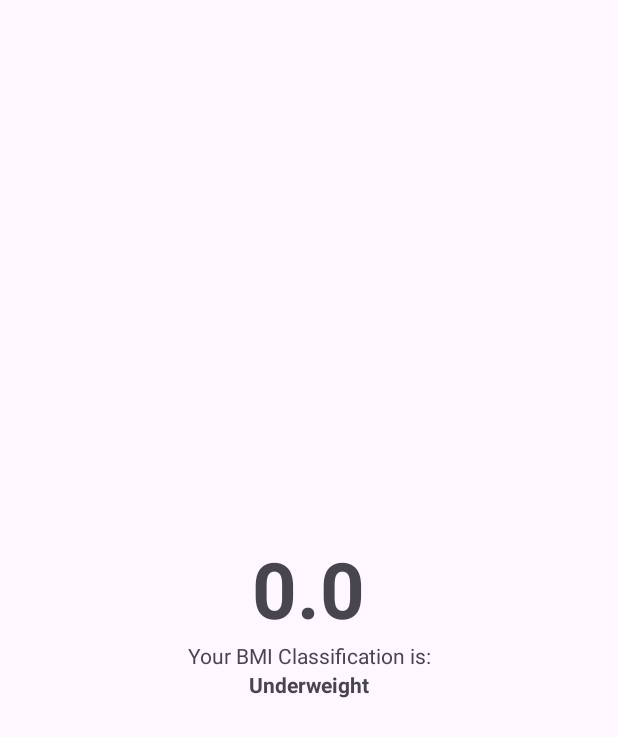
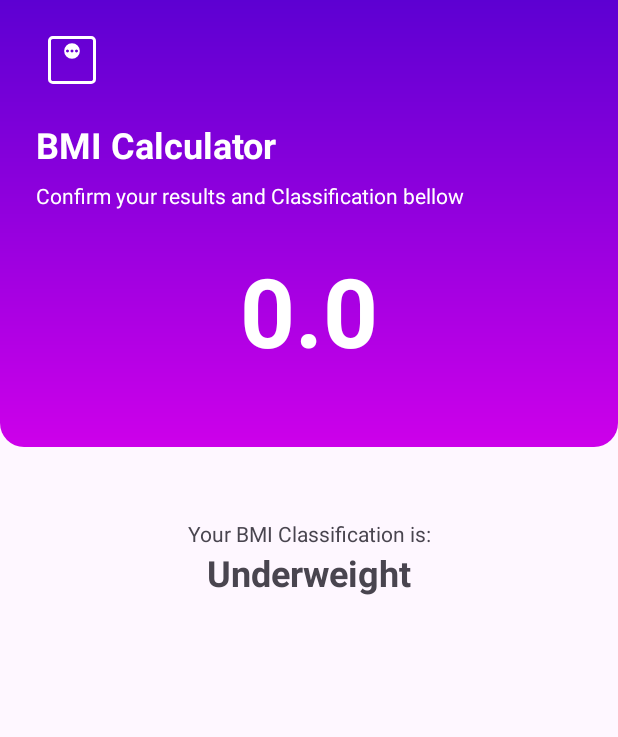
Before and after one commit to ThiagoDeVDE/CalculatorIMCv2, an Android app: the ResultActivity screen opened directly, with no data from a screen before it, on a phone screen of 412 x 824 dp. Shown: the top 737 px of the screen. Run offline under Robolectric (Android 15) with nearby library versions, the phone set to English and light mode, and no system bars.

Commit message:
imc calc

```diff
--- a/app/src/main/java/com/comunidadedevspace/imc/ResultActivity.kt
+++ b/app/src/main/java/com/comunidadedevspace/imc/ResultActivity.kt
@@ -33,9 +33,7 @@ class ResultActivity : AppCompatActivity() {
             "Morbid Obesity"
         }
 
-
         tvClassification.text = status
-
 
 
 
--- a/app/src/main/res/layout/activity_result.xml
+++ b/app/src/main/res/layout/activity_result.xml
@@ -1,27 +1,76 @@
 <?xml version="1.0" encoding="utf-8"?>
 <LinearLayout xmlns:android="http://schemas.android.com/apk/res/android"
     xmlns:tools="http://schemas.android.com/tools"
+    xmlns:app="http://schemas.android.com/apk/res-auto"
     android:id="@+id/main"
     android:layout_width="match_parent"
     android:layout_height="match_parent"
-    android:gravity="center"
     android:orientation="vertical"
+    android:gravity="center_horizontal"
     tools:context=".ResultActivity">
 
-    <TextView
-        android:id="@+id/tv_result"
-        android:textSize="52sp"
-        android:textStyle="bold"
-        android:maxLength="5"
-        android:layout_width="wrap_content"
+    <LinearLayout
+        android:id="@+id/vg_header"
+        android:layout_width="match_parent"
+        android:orientation="vertical"
+        android:background="@drawable/gradient_bg"
         android:layout_height="wrap_content"
-        android:gravity="center"
-        tools:text="23.66" />
+        app:layout_constraintEnd_toEndOf="parent"
+        app:layout_constraintStart_toStartOf="parent"
+        app:layout_constraintTop_toTopOf="parent">
+
+        <ImageView
+
+            android:layout_width="48dp"
+            android:layout_height="48dp"
+            android:layout_marginStart="24dp"
+            android:layout_marginBottom="16dp"
+            android:layout_marginTop="16dp"
+            tools:ignore="MissingConstraints"
+            android:src="@drawable/ic_weight"
+            app:tint="@color/white"/>
+
+        <TextView
+            android:layout_width="wrap_content"
+            android:layout_height="wrap_content"
+            android:layout_marginStart="24dp"
+            android:textStyle="bold"
+            android:textSize="24dp"
+            android:textColor="@color/white"
+            android:text="BMI Calculator" />
+        <TextView
+            android:layout_width="wrap_content"
+            android:layout_height="wrap_content"
+            android:layout_marginTop="8dp"
+            android:layout_marginStart="24dp"
+            android:layout_marginEnd="24dp"
+            android:text="Confirm your results and Classification bellow"
+            android:textColor="@color/white"/>
+
+        <TextView
+            android:id="@+id/tv_result"
+            android:layout_width="match_parent"
+            android:layout_height="wrap_content"
+            android:layout_marginBottom="48dp"
+            android:layout_marginTop="24dp"
+            android:textSize="64sp"
+            android:textStyle="bold"
+            android:maxLength="5"
+            android:gravity="center"
+            tools:text="23.66"
+            android:textColor="@color/white"/>
+
+
+
+    </LinearLayout>
+
+
 
     <TextView
         android:id="@+id/tv_classification_label"
         android:layout_width="match_parent"
         android:layout_height="wrap_content"
+        android:layout_marginTop="48dp"
         android:gravity="center"
         android:text="Your BMI Classification is:" />
 
@@ -30,6 +79,7 @@
         android:layout_width="match_parent"
         android:layout_height="wrap_content"
         android:gravity="center"
+        android:textSize="24sp"
         android:textStyle="bold"
         tools:text="NORMAL" />
 
--- a/app/src/main/res/values/colors.xml
+++ b/app/src/main/res/values/colors.xml
@@ -5,4 +5,8 @@
 
     <color name="primary_400">#cd00ea</color>
     <color name="primary_900">#5d00d2</color>
+
+    <color name="red">#fc0303</color>
+    <color name="yellow">#fcdb03</color>
+    <color name="green">#2a6e4f</color>
 </resources>
```
Also changed, not shown: app/src/main/res/layout/activity_main.xml (+30 -11 lines).
